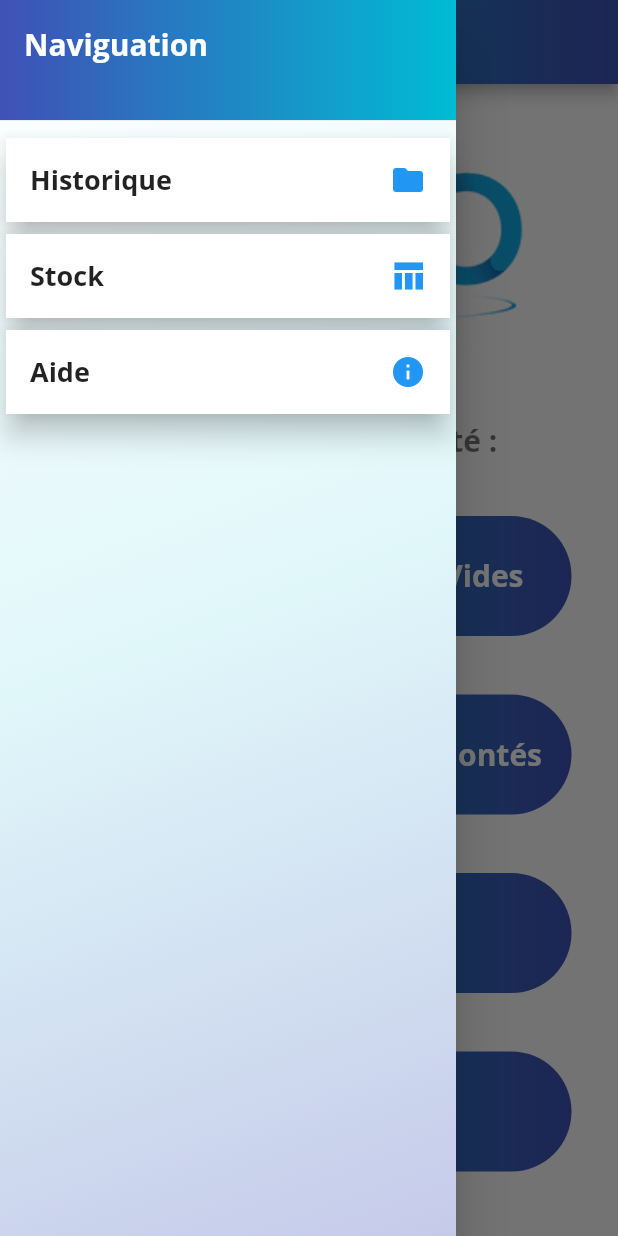
After one commit to Youssefbenmlih/eleo_gtv, a Flutter app: the HomePage screen opened by its route, with the side drawer open, on a phone screen of 412 x 824 dp. The commit adds this screen. Run offline on Flutter 3.47's test engine with Material 2 defaults, Android fonts, the phone set to English and light mode, and no system bars; our stand-ins replace new_gradient_app_bar.

Commit message:
connection page and home page, and routing done

```diff
--- /dev/null
+++ b/front/lib/pages/home_page.dart
@@ -0,0 +1,125 @@
+// ignore_for_file: prefer_const_constructors, prefer_const_literals_to_create_immutables
+
+import 'package:flutter/material.dart';
+import '../widgets/gradient_elevated.dart';
+import '../widgets/navigation_drawer.dart';
+import 'package:new_gradient_app_bar/new_gradient_app_bar.dart';
+
+class HomePage extends StatelessWidget {
+  // ignore: use_key_in_widget_constructors
+  const HomePage();
+
+  @override
+  Widget build(BuildContext context) {
+    final args = ModalRoute.of(context)!.settings.arguments;
+    print(args);
+
+    final appbar = NewGradientAppBar(
+      gradient: LinearGradient(
+        colors: [
+          Colors.cyan,
+          Colors.indigo,
+        ],
+      ),
+      centerTitle: true,
+      title: Text(style: Theme.of(context).textTheme.titleLarge, "ACCUEIL"),
+    );
+
+    return Scaffold(
+      drawer: NavigationDrawerWidget(),
+      appBar: appbar,
+      body: SingleChildScrollView(
+        child: Center(
+          child: Column(
+            children: [
+              Padding(
+                padding: const EdgeInsets.fromLTRB(18, 36, 18, 18),
+                child: SizedBox(
+                    height: 150,
+                    width: 350,
+                    child: Image.asset(
+                      "assets/images/logo_eleo.png",
+                      fit: BoxFit.none,
+                    )),
+              ),
+              SizedBox(
+                height: 20,
+              ),
+              Text(
+                style: TextStyle(
+                    fontFamily: 'OpenSans',
+                    fontSize: 20,
+                    color: Colors.black54,
+                    fontWeight: FontWeight.w600),
+                "Choisissez votre activité :",
+              ),
+              SizedBox(
+                height: 25,
+              ),
+              Padding(
+                padding: const EdgeInsets.all(12.0),
+                child: MyElevatedButton(
+                  height: 80,
+                  width: 350,
+                  onPressed: () {},
+                  borderRadius: BorderRadius.circular(40),
+                  child: Text(
+                      style: Theme.of(context).textTheme.titleLarge,
+                      'Scan réception Tourets Vides'),
+                ),
+              ),
+              SizedBox(
+                height: 15,
+              ),
+              Padding(
+                padding: const EdgeInsets.all(12.0),
+                child: MyElevatedButton(
+                  height: 80,
+                  width: 350,
+                  onPressed: () {},
+                  borderRadius: BorderRadius.circular(40),
+                  child: Text(
+                      style: Theme.of(context).textTheme.titleLarge,
+                      'Chargement Tourets Démontés'),
+                ),
+              ),
+              SizedBox(
+                height: 15,
+              ),
+              Padding(
+                padding: const EdgeInsets.all(12.0),
+                child: MyElevatedButton(
+                  height: 80,
+                  width: 350,
+                  onPressed: () {},
+                  borderRadius: BorderRadius.circular(40),
+                  child: Text(
+                      style: Theme.of(context).textTheme.titleLarge,
+                      'Démontage Tourets'),
+                ),
+              ),
+              SizedBox(
+                height: 15,
+              ),
+              Padding(
+                padding: const EdgeInsets.all(12.0),
+                child: MyElevatedButton(
+                  height: 80,
+                  width: 350,
+                  onPressed: () {},
+                  borderRadius: BorderRadius.circular(40),
+                  child: Text(
+                      style: Theme.of(context).textTheme.titleLarge,
+                      'Inventaire'),
+                ),
+              ),
+              SizedBox(
+                height: 15,
+              ),
+            ],
+          ),
+        ),
+      ),
+    );
+  }
+}
--- /dev/null
+++ b/front/lib/widgets/navigation_drawer.dart
@@ -0,0 +1,119 @@
+// ignore_for_file: prefer_const_constructors, prefer_const_literals_to_create_immutables, must_be_immutable
+
+import 'package:flutter/material.dart';
+
+class NavigationDrawerWidget extends StatelessWidget {
+  const NavigationDrawerWidget({super.key});
+
+  @override
+  Widget build(BuildContext context) {
+    return Drawer(
+      child: Container(
+        decoration: BoxDecoration(
+          gradient: LinearGradient(
+              begin: Alignment.topLeft,
+              end: Alignment.bottomRight,
+              colors: [
+                Colors.white,
+                Colors.cyan.shade50,
+                Colors.indigo.shade100
+              ]),
+        ),
+        child: ListView(
+          // Important: Remove any padding from the ListView.
+          padding: EdgeInsets.zero,
+          children: [
+            SizedBox(
+              height: 88,
+              child: DrawerHeader(
+                decoration: BoxDecoration(
+                  gradient: LinearGradient(
+                    colors: [
+                      Colors.indigo,
+                      Colors.cyan,
+                    ],
+                  ),
+                  color: Colors.blue,
+                ),
+                child: Text(
+                    style: Theme.of(context).textTheme.titleLarge,
+                    "Naviguation"),
+              ),
+            ),
+            Card(
+              elevation: 8,
+              child: ListTile(
+                tileColor: Colors.white,
+                iconColor: Colors.blue,
+                trailing: Icon(Icons.folder),
+                title: const Text(
+                    style: TextStyle(
+                        fontFamily: 'OpenSans',
+                        fontSize: 18,
+                        fontWeight: FontWeight.w700),
+                    'Historique'),
+                onTap: () {
+                  // Update the state of the app.
+                  // ...
+                },
+              ),
+            ),
+            Card(
+              elevation: 8,
+              child: ListTile(
+                tileColor: Colors.white,
+                iconColor: Colors.blue,
+                trailing: Icon(Icons.table_chart_sharp),
+                title: const Text(
+                    style: TextStyle(
+                        fontFamily: 'OpenSans',
+                        fontSize: 18,
+                        fontWeight: FontWeight.w700),
+                    'Stock'),
+                onTap: () {
+                  // Update the state of the app.
+                  // ...
+                },
+              ),
+            ),
+            Card(
+              elevation: 8,
+              child: ListTile(
+                tileColor: Colors.white,
+                iconColor: Colors.blue,
+                trailing: Icon(Icons.info),
+                title: const Text(
+                    style: TextStyle(
+                        fontFamily: 'OpenSans',
+                        fontSize: 18,
+                        fontWeight: FontWeight.w700),
+                    'Aide'),
+                onTap: () {
+                  showDialog(
+                      context: context,
+                      builder: (context) => AlertDialog(
+                            alignment: Alignment.topLeft,
+                            icon: Icon(Icons.info),
+                            title: Text(
+                                style: TextStyle(color: Colors.black), "Aide"),
+                            content: Text(
+                                """Naviguez ici dans les differentes activités, infos et stock reliés
+aux tourets vides. Pour plus d'informations contactez la logistique."""),
+                            actions: [
+                              TextButton(
+                                  onPressed: () => Navigator.pop(context, "OK"),
+                                  child: const Text(
+                                      style: TextStyle(fontSize: 20), "OK")),
+                            ],
+                            actionsAlignment: MainAxisAlignment.center,
+                            iconColor: Colors.blue,
+                          ));
+                },
+              ),
+            ),
+          ],
+        ),
+      ),
+    );
+  }
+}
```
Also changed, not shown: front/lib/main.dart (+7 -2 lines), front/lib/pages/connection_page.dart (renamed from front/lib/widgets/connection_page.dart, +35 -18 lines), front/lib/pages/demontage_page.dart (added, +16 -0 lines), front/lib/pages/second_page.dart (deleted, +0 -23 lines), front/lib/widgets/chart.dart (deleted, +0 -64 lines).
